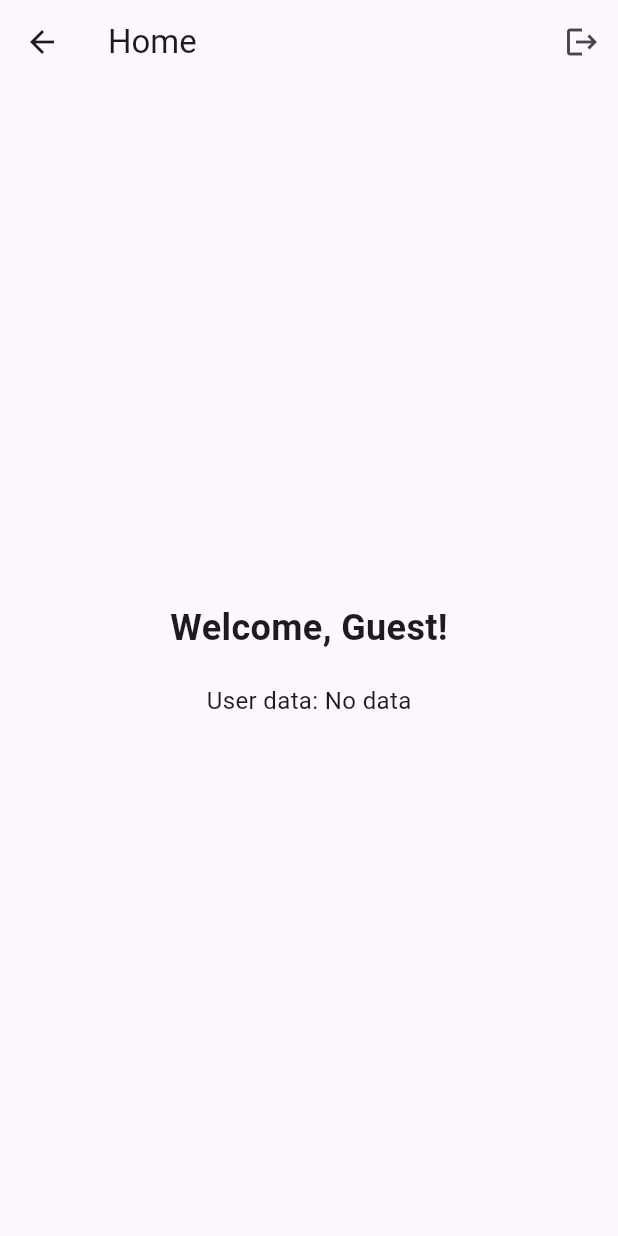
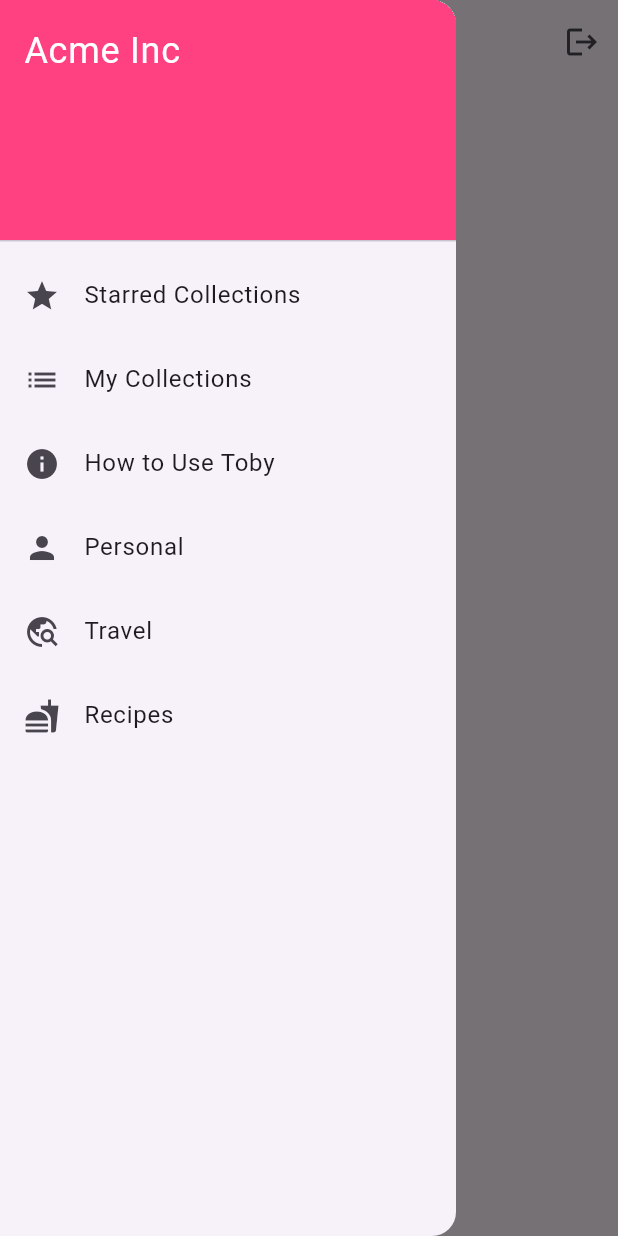
Before and after one commit to Hetari/toby-flutter-new, a Flutter app: the HomeScreen screen opened by its route, with the side drawer open (before the commit the screen has no drawer), on a phone screen of 412 x 824 dp. Run offline on Flutter 3.47's test engine with Material 3 defaults, Android fonts, the phone set to English and light mode, and no system bars; our stand-ins replace email_validator.

Commit message:
make home screen

```diff
--- a/analysis_options.yaml
+++ b/analysis_options.yaml
@@ -7,6 +7,9 @@
 
 # The following line activates a set of recommended lints for Flutter apps,
 # packages, and plugins designed to encourage good coding practices.
+analyzer:
+  errors:
+    file_names: ignore
 include: package:flutter_lints/flutter.yaml
 
 linter:
--- /dev/null
+++ b/devtools_options.yaml
@@ -0,0 +1,3 @@
+description: This file stores settings for Dart & Flutter DevTools.
+documentation: https://docs.flutter.dev/tools/devtools/extensions#configure-extension-enablement-states
+extensions:
--- a/lib/main.dart
+++ b/lib/main.dart
@@ -9,7 +9,7 @@ void main() {
   runApp(
     ChangeNotifierProvider(
       create: (_) => AppState(),
-      child: MyApp(),
+      child: const MyApp(),
     ),
   );
 }
@@ -24,14 +24,14 @@ class MyApp extends StatelessWidget {
         builder: (context, appState, child) {
           // Check if the user is logged in
           if (appState.isLoggedIn) {
-            return HomeScreen(); // User is logged in
+            return const HomeScreen(); // User is logged in
           } else {
             return LoginScreen(); // Redirect to login screen
           }
         },
       ),
       routes: {
-        '/home': (context) => HomeScreen(),
+        '/home': (context) => const HomeScreen(),
         '/login': (context) => LoginScreen(),
         '/register': (context) => RegisterScreen(),
       },
--- a/lib/screens/home_screen.dart
+++ b/lib/screens/home_screen.dart
@@ -1,15 +1,16 @@
+// ignore_for_file: unused_local_variable
+
 import 'package:flutter/material.dart';
 import 'package:provider/provider.dart';
 import 'package:toby_flutter/providers/app_state.dart';
+import 'package:toby_flutter/widgets/MainContentWidget.dart';
+import 'package:toby_flutter/widgets/Side_bar_widget.dart';
 
 class HomeScreen extends StatelessWidget {
   const HomeScreen({super.key});
 
   void logOut(BuildContext context) {
-    // Log out the user by clearing their session in AppState
     Provider.of<AppState>(context, listen: false).logOut();
-
-    // Navigate back to login screen
     Navigator.pushReplacementNamed(context, '/login');
   }
 
@@ -24,46 +25,14 @@ class HomeScreen extends StatelessWidget {
         actions: [
           IconButton(
             icon: const Icon(Icons.logout),
-            onPressed: () => logOut(context), // Logout button
+            onPressed: () => logOut(context),
           ),
         ],
       ),
-      body: Center(
-        child: Column(
-          mainAxisAlignment: MainAxisAlignment.center,
-          children: [
-            // Display user's email from AppState
-            Text(
-              'Welcome, ${appState.userEmail ?? 'Guest'}!',
-              style: const TextStyle(fontSize: 24, fontWeight: FontWeight.bold),
-            ),
-            const SizedBox(height: 20),
-            // Add more user data display here if necessary
-            Text(
-              'User data: ${appState.data.isEmpty ? "No data" : appState.data}',
-              style: const TextStyle(fontSize: 16),
-            ),
-          ],
-        ),
-        // body: Center(
-        //   child: Column(
-        //     mainAxisAlignment: MainAxisAlignment.center,
-        //     children: [
-        //       Consumer<AppState>(
-        //         builder: (context, appState, child) {
-        //           return Text('Data: ${appState.data}');
-        //         },
-        //       ),
-        //       ElevatedButton(
-        //         onPressed: () {
-        //           Provider.of<AppState>(context, listen: false)
-        //               .updateData('New data from Home');
-        //           Navigator.pushReplacementNamed(context, '/login');
-        //         },
-        //         child: const Text('Go to Details'),
-        //       ),
-        //     ],
-        //   ),
+      drawer: const SideBarWidget(),
+      body: ChangeNotifierProvider.value(
+        value: appState,
+        child: const MainContentWidget(), // المحتوى الرئيسي
       ),
     );
   }
--- a/lib/screens/login_screen.dart
+++ b/lib/screens/login_screen.dart
@@ -1,3 +1,5 @@
+// ignore_for_file: use_build_context_synchronously
+
 import 'package:email_validator/email_validator.dart';
 import 'package:flutter/material.dart';
 import 'package:provider/provider.dart';
@@ -154,7 +156,7 @@ class LoginScreen extends StatelessWidget {
                   const SizedBox(width: 4),
                   GestureDetector(
                     onTap: () {
-                      Navigator.pushNamed(context,
+                      Navigator.pushReplacementNamed(context,
                           '/register'); // Navigate to the register page
                     },
                     child: const Text(
--- /dev/null
+++ b/lib/services/CollectionService.dart
@@ -0,0 +1,54 @@
+// ignore_for_file: unnecessary_type_check
+
+import 'package:toby_flutter/providers/app_state.dart';
+import 'package:toby_flutter/services/api_service_wrapper.dart';
+
+class CollectionService {
+  final ApiServiceWrapper _apiWrapper = ApiServiceWrapper();
+  final AppState _appState;
+
+  CollectionService(this._appState);
+
+  // Fetch all collections for the logged-in user
+  Future<List<dynamic>> fetchCollections() async {
+    if (_appState.isLoggedIn) {
+      final token = _appState.userToken; // الحصول على token المستخدم
+
+      if (token == null || token.isEmpty) {
+        throw Exception('User is not authenticated. Please log in.');
+      }
+      // Prepare the headers with the token
+      final headers = {
+        'Authorization': 'Bearer $token',
+        'Accept': 'application/json'
+      };
+      final response = await _apiWrapper.get('/collections', headers: headers);
+      // print(response['success']);
+      if (response.containsKey('error')) {
+        // إذا كانت هناك خطأ في الاستجابة
+        return []; // أو يمكنك إلقاء استثناء حسب حاجتك
+      }
+
+      if (response is Map && response['data'] is List) {
+        return response['data']; // إرجاع البيانات إذا كانت قائمة
+      }
+    }
+    return []; // إرجاع قائمة فارغة إذا لم يكن المستخدم مسجلاً للدخول
+  }
+
+  // Create a new collection
+  Future<Map<String, dynamic>> createCollection(String title) async {
+    final response = await _apiWrapper.post('/collections/', {
+      'title': title,
+    });
+    return response;
+  }
+
+  // Delete a collection
+  Future<Map<String, dynamic>> deleteCollection(int id) async {
+    final response = await _apiWrapper.post('/collections/delete', {
+      'id': id,
+    });
+    return response;
+  }
+}
--- a/lib/services/auth_service.dart
+++ b/lib/services/auth_service.dart
@@ -1,3 +1,4 @@
+import 'package:toby_flutter/providers/app_state.dart';
 import 'package:toby_flutter/services/api_service_wrapper.dart';
 
 class AuthService {
@@ -9,6 +10,11 @@ class AuthService {
       'email': email,
       'password': password,
     });
+
+    // print(response['data']);
+    if (response['success']) {
+      AppState().logIn(email, response['data']['access_token']);
+    }
     return response;
   }
 
--- /dev/null
+++ b/lib/widgets/HeaderWidget.dart
@@ -0,0 +1,23 @@
+// ignore_for_file: file_names
+
+import 'package:flutter/material.dart';
+
+class HeaderWidget extends StatelessWidget {
+  final String title;
+
+  const HeaderWidget({
+    required this.title,
+    super.key,
+  });
+
+  @override
+  Widget build(BuildContext context) {
+    return Padding(
+      padding: const EdgeInsets.all(16.0),
+      child: Text(
+        title,
+        style: const TextStyle(fontSize: 24, fontWeight: FontWeight.bold),
+      ),
+    );
+  }
+}
--- /dev/null
+++ b/lib/widgets/MainContentWidget.dart
@@ -0,0 +1,73 @@
+// ignore_for_file: library_private_types_in_public_api
+
+import 'package:flutter/material.dart';
+import 'package:provider/provider.dart';
+import 'package:toby_flutter/providers/app_state.dart';
+import 'package:toby_flutter/services/CollectionService.dart';
+import 'package:toby_flutter/widgets/CollectionSectionWidget.dart';
+import 'package:toby_flutter/widgets/HeaderWidget.dart';
+
+class MainContentWidget extends StatefulWidget {
+  const MainContentWidget({super.key});
+
+  @override
+  _MainContentWidgetState createState() => _MainContentWidgetState();
+}
+
+class _MainContentWidgetState extends State<MainContentWidget> {
+  late CollectionService apiService;
+
+  @override
+  void initState() {
+    super.initState();
+    final appState = Provider.of<AppState>(context, listen: false);
+    apiService = CollectionService(appState);
+  }
+
+  Future<List<dynamic>> fetchCollections() async {
+    try {
+      // تحقق من أن المستخدم مسجل الدخول
+      return await apiService.fetchCollections();
+    } catch (e) {
+      print("Error fetching collections: $e");
+      return [];
+    }
+  }
+
+  @override
+  Widget build(BuildContext context) {
+    return SingleChildScrollView(
+      child: Column(
+        crossAxisAlignment: CrossAxisAlignment.start,
+        children: [
+          const HeaderWidget(title: 'My Collections'),
+          FutureBuilder<List<dynamic>>(
+            future: fetchCollections(),
+            builder: (context, snapshot) {
+              if (snapshot.connectionState == ConnectionState.waiting) {
+                return const Center(child: CircularProgressIndicator());
+              } else if (snapshot.hasError) {
+                return Center(child: Text('Error: ${snapshot.error}'));
+              } else if (snapshot.hasData && snapshot.data!.isNotEmpty) {
+                List<dynamic> collections = snapshot.data!;
+                return CollectionSectionWidget(
+                  sectionTitle: 'API Collections',
+                  cardsData: collections.map((collection) {
+                    return {
+                      'title': collection['title'] ?? 'Untitled',
+                      'subtitle': collection['subtitle'] ?? 'No description',
+                      'icon': Icons.folder,
+                      'color': Colors.blue,
+                    };
+                  }).toList(),
+                );
+              } else {
+                return const Center(child: Text('No collections found'));
+              }
+            },
+          ),
+        ],
+      ),
+    );
+  }
+}
--- /dev/null
+++ b/lib/widgets/SideBarMenuWidget.dart
@@ -0,0 +1,22 @@
+// ignore_for_file: file_names
+
+import 'package:flutter/material.dart';
+
+class SideBarMenuWidget extends StatelessWidget {
+  final String title;
+  final IconData icon;
+
+  const SideBarMenuWidget({
+    required this.title,
+    required this.icon,
+    super.key,
+  });
+
+  @override
+  Widget build(BuildContext context) {
+    return ListTile(
+      leading: Icon(icon),
+      title: Text(title),
+    );
+  }
+}
--- /dev/null
+++ b/lib/widgets/Side_bar_widget.dart
@@ -0,0 +1,34 @@
+// ignore_for_file: file_names
+
+import 'package:flutter/material.dart';
+import 'package:toby_flutter/widgets/SideBarMenuWidget.dart';
+
+class SideBarWidget extends StatelessWidget {
+  const SideBarWidget({super.key});
+
+  @override
+  Widget build(BuildContext context) {
+    return Drawer(
+      child: ListView(
+        padding: EdgeInsets.zero,
+        children: const [
+          DrawerHeader(
+            decoration: BoxDecoration(
+              color: Colors.pinkAccent,
+            ),
+            child: Text(
+              'Acme Inc',
+              style: TextStyle(color: Colors.white, fontSize: 24),
+            ),
+          ),
+          SideBarMenuWidget(title: 'Starred Collections', icon: Icons.star),
+          SideBarMenuWidget(title: 'My Collections', icon: Icons.list),
+          SideBarMenuWidget(title: 'How to Use Toby', icon: Icons.info),
+          SideBarMenuWidget(title: 'Personal', icon: Icons.person),
+          SideBarMenuWidget(title: 'Travel', icon: Icons.travel_explore),
+          SideBarMenuWidget(title: 'Recipes', icon: Icons.fastfood),
+        ],
+      ),
+    );
+  }
+}
--- a/lib/widgets/text_field.dart
+++ b/lib/widgets/text_field.dart
@@ -13,6 +13,7 @@ class MyTextField extends StatefulWidget {
   });
 
   @override
+  // ignore: library_private_types_in_public_api
   _MyTextFieldState createState() => _MyTextFieldState();
 }
 
--- a/pubspec.yaml
+++ b/pubspec.yaml
@@ -61,7 +61,7 @@ flutter:
 
   # To add assets to your application, add an assets section, like this:
   assets:
-    - lib/images/
+    - images/
   #   - images/a_dot_ham.jpeg
 
   # An image asset can refer to one or more resolution-specific "variants", see
```
Also changed, not shown: lib/providers/AppState.dart (added, +20 -0 lines), lib/screens/register_screen.dart (+5 -3 lines), lib/services/TabService.dart (added, +32 -0 lines), lib/services/TagService.dart (added, +43 -0 lines), lib/services/api_service_wrapper.dart (+18 -0 lines), lib/widgets/CardWidget.dart (added, +44 -0 lines), lib/widgets/CollectionSectionWidget.dart (added, +49 -0 lines).
